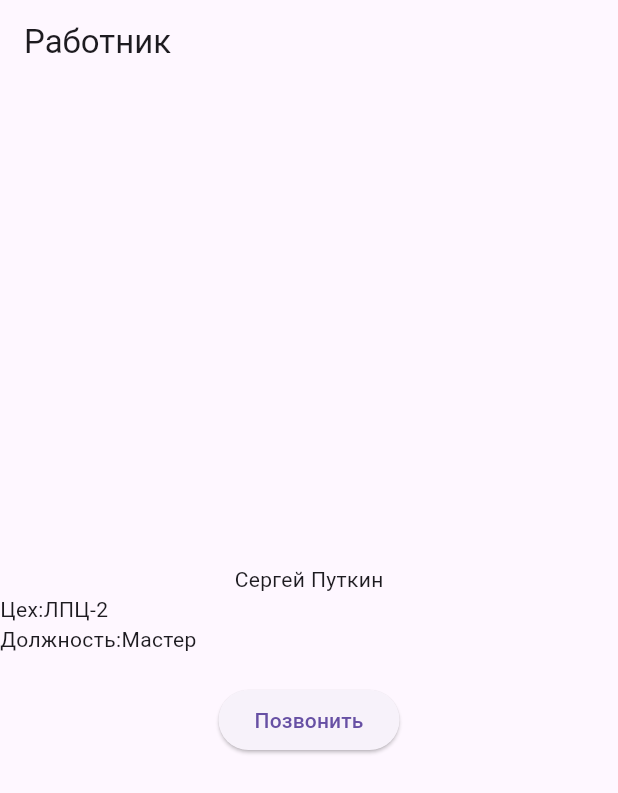
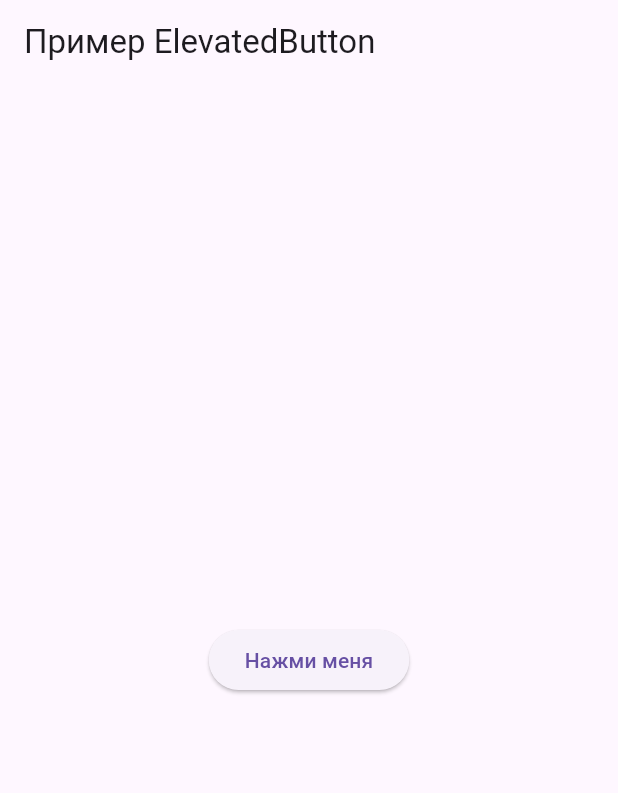
Before and after one commit to SergeiKirillov/Flutter-lesson18, a Flutter app: the screen it shows after launch, on a phone screen of 412 x 824 dp. Shown: the top 793 px of the screen. Run offline on Flutter 3.47's test engine with Material 3 defaults, Android fonts, the light colour scheme and no system bars.

Commit message:
01.10.2026 21:30

```diff
--- a/lib/main.dart
+++ b/lib/main.dart
@@ -1,59 +1 @@
 import 'package:flutter/material.dart';
-
-void main() {
-  runApp(
-    const MyApp(),
-  );
-}
-
-class MyApp extends StatelessWidget {
-  const MyApp({super.key});
-
-  @override
-  Widget build(BuildContext context) {
-    return MaterialApp(
-      home:Scaffold(
-        appBar: AppBar(
-          title: const Text(
-            'Работник',
-          ),
-        ),
-        body: Center(
-          child: Column(
-            mainAxisSize: MainAxisSize.min,
-            children: [
-              const Text('Сергей Путкин'),
-              Row(
-                children: [
-                  Text('Цех:'),
-                  Text('ЛПЦ-2'),
-                ],
-              ),
-              const Row(
-                children: [
-                  Text('Должность:'),
-                  Text('Маcтер'),
-                ],
-              ),
-
-              const SizedBox(
-                height: 20,
-              ),
-
-              ElevatedButton(
-                onPressed: () {
-                  print('Нажата кнопка');
-                },
-                child: const Text(
-                  'Позвонить',
-                ),
-              ),
-
-
-            ],
-          ),
-        ),
-      )
-    );
-  }
-}
--- /dev/null
+++ b/lib/main_2.dart
@@ -0,0 +1,25 @@
+import 'package:flutter/material.dart';
+
+void main() => runApp(const MyApp());
+
+class MyApp extends StatelessWidget {
+  const MyApp({super.key});
+
+  @override
+  Widget build(BuildContext context) {
+    return MaterialApp(
+      home: Scaffold(
+        appBar: AppBar(title: const Text('Пример ElevatedButton')),
+        body: Center(
+          child: ElevatedButton(
+            // onPressed обязателен. Если передать null, кнопка станет неактивной.
+            onPressed: () {
+              print('Кнопка нажата!');
+            },
+            child: const Text('Нажми меня'),
+          ),
+        ),
+      ),
+    );
+  }
+}
```
